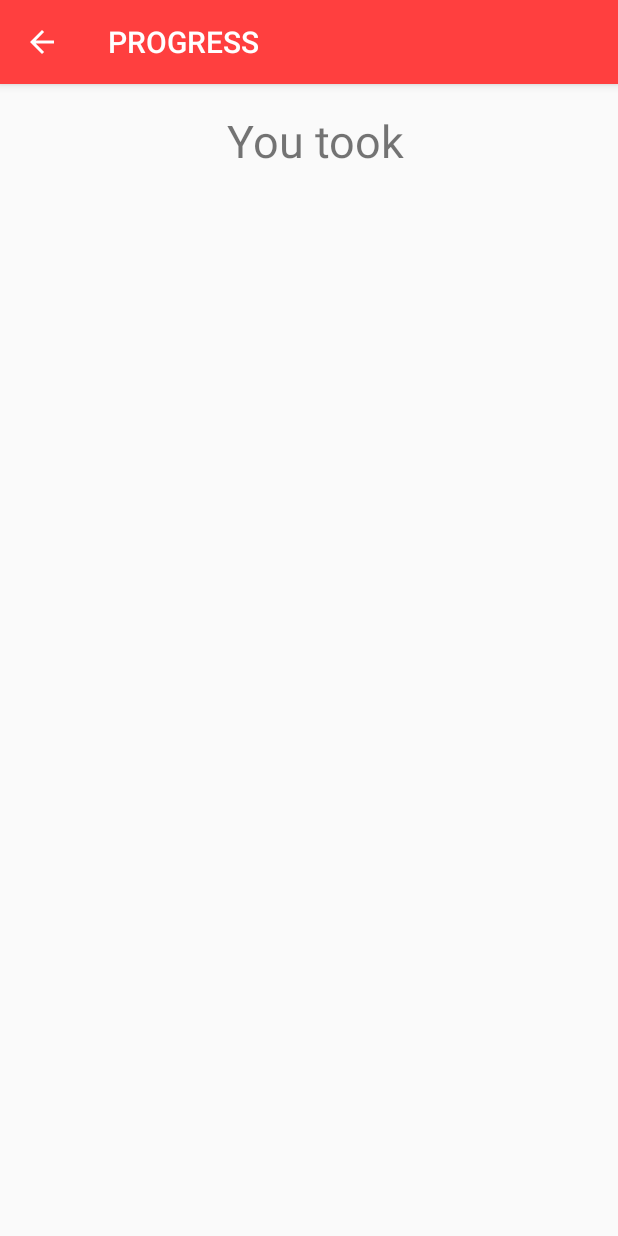
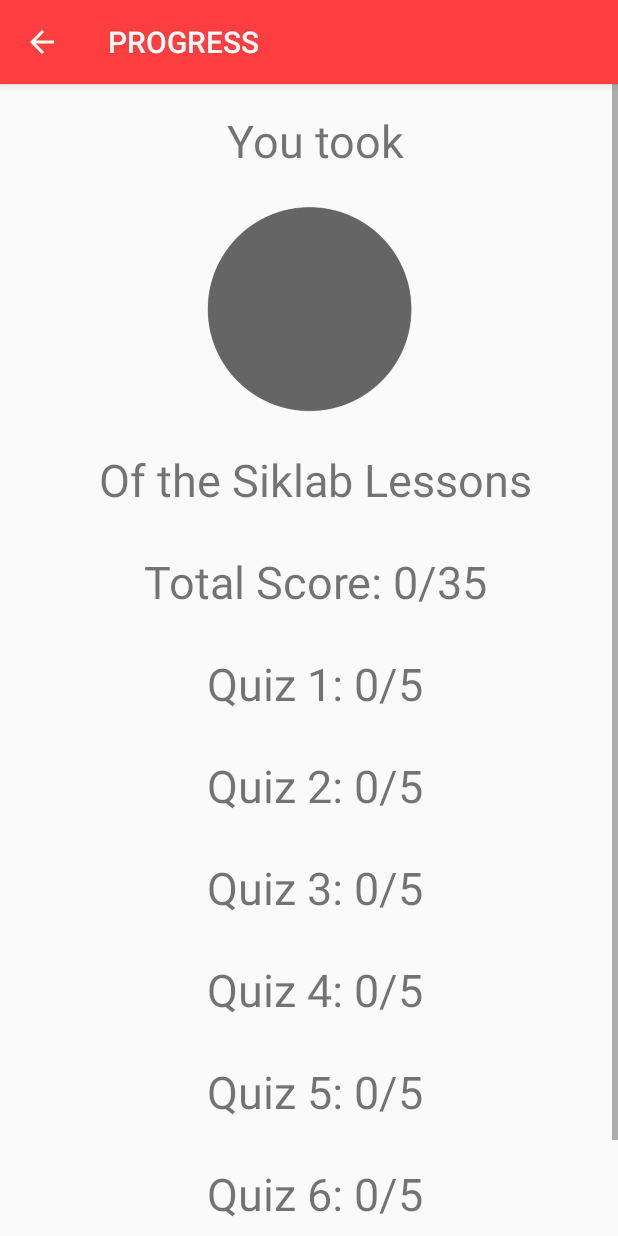
Before and after one commit to AloysiusGChua/115_Project, an Android app: the ProgressMain screen opened directly, with no data from a screen before it, on a phone screen of 412 x 824 dp. Run offline under Robolectric (Android 15) with nearby library versions, the phone set to English and light mode, and no system bars.

Commit message:
Update Progress

```diff
--- a/app/src/main/res/layout/activity_progress_main.xml
+++ b/app/src/main/res/layout/activity_progress_main.xml
@@ -11,12 +11,98 @@
     android:layout_height="match_parent">
 
     <TextView
-        android:id="@+id/textView9"
+        android:id="@+id/textViewprogress1"
         style="@style/TextViewProgress"
         android:text="You took"
         app:layout_constraintEnd_toEndOf="parent"
         app:layout_constraintStart_toStartOf="parent"
         app:layout_constraintTop_toTopOf="parent" />
 
+    <ImageView
+        android:id="@+id/imageViewProgressPercent"
+        android:layout_width="200dp"
+        android:layout_height="150dp"
+        android:layout_marginEnd="8dp"
+        android:layout_marginLeft="8dp"
+        android:layout_marginRight="8dp"
+        android:layout_marginStart="8dp"
+        android:layout_marginTop="8dp"
+        android:src="@drawable/darkgreycircle"
+        app:layout_constraintEnd_toEndOf="parent"
+        app:layout_constraintStart_toStartOf="parent"
+        app:layout_constraintTop_toBottomOf="@+id/textViewprogress1"/>
+
+    <TextView
+        android:id="@+id/textViewprogress2"
+        style="@style/TextViewProgress"
+        android:text="Of the Siklab Lessons"
+        app:layout_constraintEnd_toEndOf="parent"
+        app:layout_constraintStart_toStartOf="parent"
+        app:layout_constraintTop_toBottomOf="@+id/imageViewProgressPercent" />
+
+    <TextView
+        android:id="@+id/textViewprogress3"
+        style="@style/TextViewProgress"
+        android:text="Total Score: 0/35"
+        app:layout_constraintEnd_toEndOf="parent"
+        app:layout_constraintStart_toStartOf="parent"
+        app:layout_constraintTop_toBottomOf="@+id/textViewprogress2" />
+
+    <TextView
+        android:id="@+id/textViewprogress4"
+        style="@style/TextViewProgress"
+        android:text="Quiz 1: 0/5"
+        app:layout_constraintEnd_toEndOf="parent"
+        app:layout_constraintStart_toStartOf="parent"
+        app:layout_constraintTop_toBottomOf="@+id/textViewprogress3" />
+
+    <TextView
+        android:id="@+id/textViewprogress5"
+        style="@style/TextViewProgress"
+        android:text="Quiz 2: 0/5"
+        app:layout_constraintEnd_toEndOf="parent"
+        app:layout_constraintStart_toStartOf="parent"
+        app:layout_constraintTop_toBottomOf="@+id/textViewprogress4" />
+
+    <TextView
+        android:id="@+id/textViewprogress6"
+        style="@style/TextViewProgress"
+        android:text="Quiz 3: 0/5"
+        app:layout_constraintEnd_toEndOf="parent"
+        app:layout_constraintStart_toStartOf="parent"
+        app:layout_constraintTop_toBottomOf="@+id/textViewprogress5" />
+
+    <TextView
+        android:id="@+id/textViewprogress7"
+        style="@style/TextViewProgress"
+        android:text="Quiz 4: 0/5"
+        app:layout_constraintEnd_toEndOf="parent"
+        app:layout_constraintStart_toStartOf="parent"
+        app:layout_constraintTop_toBottomOf="@+id/textViewprogress6" />
+
+    <TextView
+        android:id="@+id/textViewprogress8"
+        style="@style/TextViewProgress"
+        android:text="Quiz 5: 0/5"
+        app:layout_constraintEnd_toEndOf="parent"
+        app:layout_constraintStart_toStartOf="parent"
+        app:layout_constraintTop_toBottomOf="@+id/textViewprogress7" />
+
+    <TextView
+        android:id="@+id/textViewprogress9"
+        style="@style/TextViewProgress"
+        android:text="Quiz 6: 0/5"
+        app:layout_constraintEnd_toEndOf="parent"
+        app:layout_constraintStart_toStartOf="parent"
+        app:layout_constraintTop_toBottomOf="@+id/textViewprogress8" />
+
+    <TextView
+        android:id="@+id/textViewprogress10"
+        style="@style/TextViewProgress"
+        android:text="Quiz 7: 0/5"
+        app:layout_constraintEnd_toEndOf="parent"
+        app:layout_constraintStart_toStartOf="parent"
+        app:layout_constraintTop_toBottomOf="@+id/textViewprogress9" />
+
 </android.support.constraint.ConstraintLayout>
 </ScrollView>
```
Also changed, not shown: app/src/main/res/drawable/darkgreycircle.png (added).
